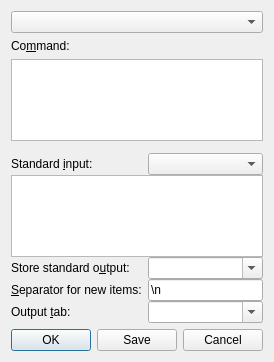
Above: src/ui/actiondialog.ui from hluk/CopyQ before the change. Below: the same form after it.
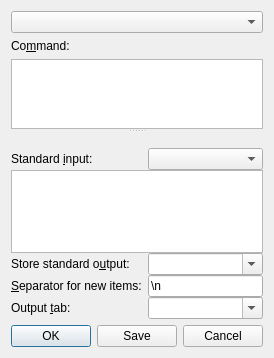
That is the form after the change. Custom widgets are drawn as their Qt base class.

Patch:
```diff
--- a/src/ui/actiondialog.ui
+++ b/src/ui/actiondialog.ui
@@ -6,8 +6,8 @@
    <rect>
     <x>0</x>
     <y>0</y>
-    <width>273</width>
-    <height>362</height>
+    <width>269</width>
+    <height>358</height>
    </rect>
   </property>
   <property name="windowTitle">
@@ -38,14 +38,17 @@
     </widget>
    </item>
    <item>
+    <widget class="QSplitter" name="splitter">
+     <property name="orientation">
+      <enum>Qt::Vertical</enum>
+     </property>
     <widget class="QPlainTextEdit" name="plainTextEditCommand">
      <property name="tabChangesFocus">
       <bool>true</bool>
      </property>
     </widget>
-   </item>
-   <item>
     <widget class="CommandHelpButton" name="helpButton" native="true"/>
+    </widget>
    </item>
    <item>
     <layout class="QFormLayout" name="formLayout_3">
```
Lines whose indentation alone changed are shown as unchanged.
